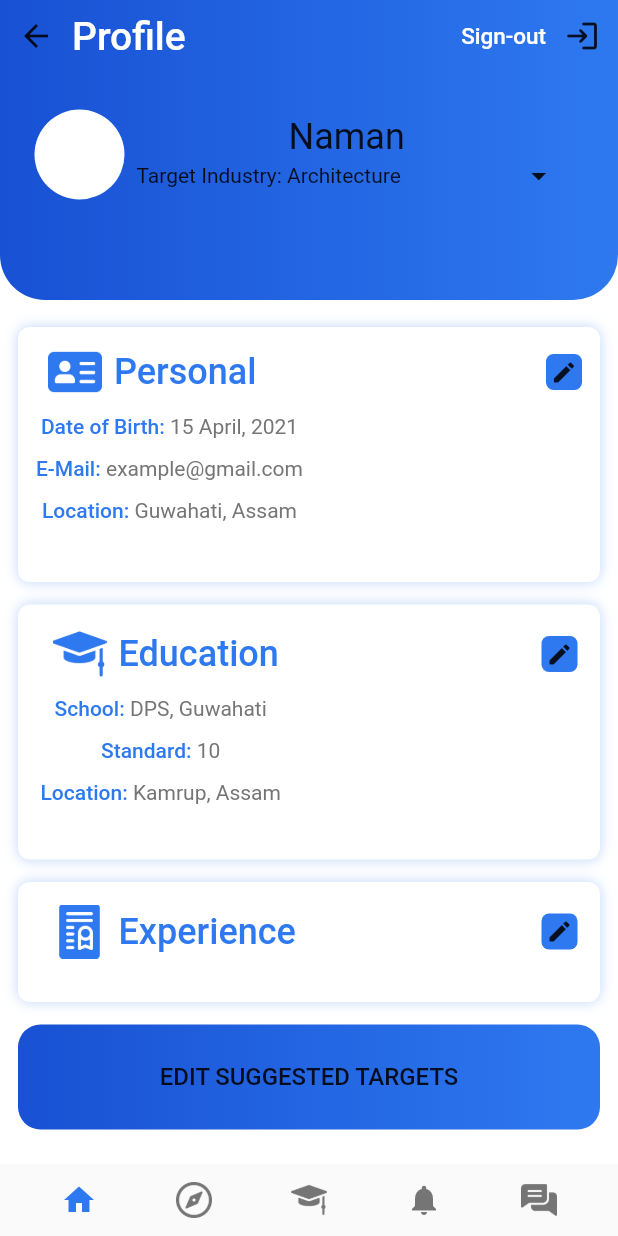
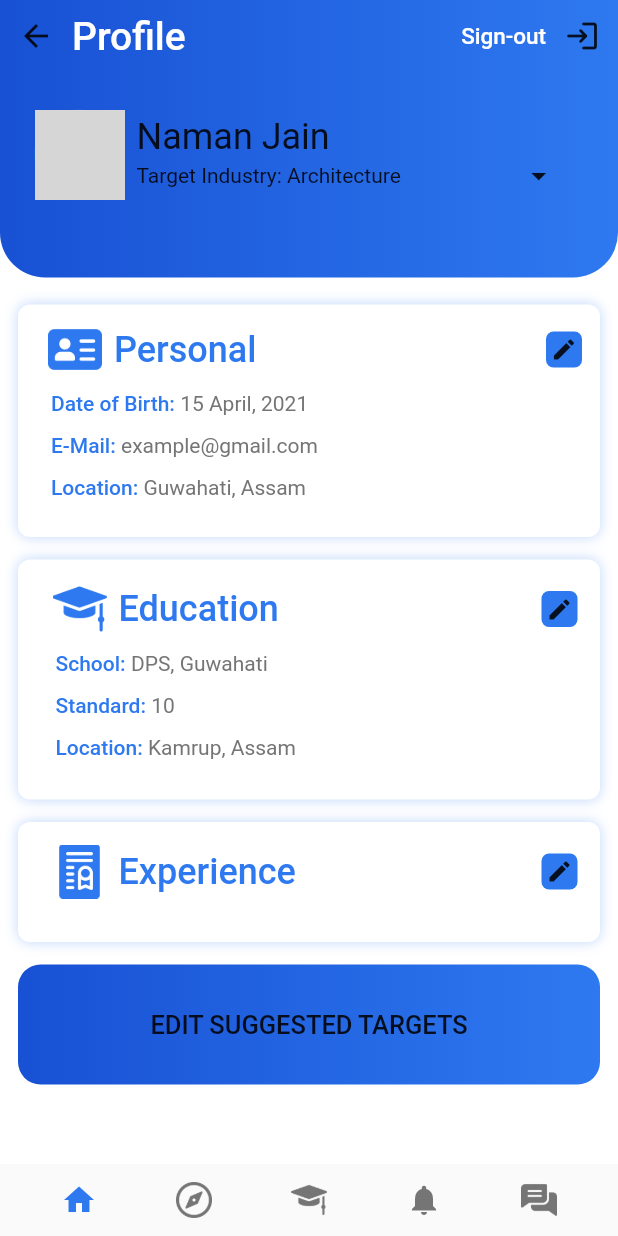
Before and after one commit to IshitaArora-246/Fitness-app, a Flutter app: the screen it shows after launch, on a phone screen of 412 x 824 dp. Run offline on Flutter 3.47's test engine with Material 2 defaults, Android fonts, the phone set to English and light mode, and no system bars; our stand-ins replace cloud_firestore, firebase_auth, firebase_core, pedometer, pin_code_fields; accounts and stored records are empty; network calls fail; grey boxes are pictures that could not be loaded.

Commit message:
task page done

```diff
--- a/lib/task.dart
+++ b/lib/task.dart
@@ -17,7 +17,7 @@ class MyPage extends StatelessWidget {
           child: Column(
             children: [
               Container(
-                  height: 200,
+                  height: 185,
                   decoration: BoxDecoration(
                       borderRadius: BorderRadius.only(
                           bottomLeft: Radius.circular(30),
@@ -61,14 +61,16 @@ class MyPage extends StatelessWidget {
                                 padding:
                                     const EdgeInsets.symmetric(horizontal: 8),
                                 child: CircleAvatar(
-                                  backgroundColor: Colors.white,
+                                  backgroundImage: NetworkImage(
+                                      "https://pbs.twimg.com/profile_images/720270636434763777/dB0QdPId.jpg"),
                                   minRadius: 30,
                                 ),
                               ),
                               Column(
+                                crossAxisAlignment: CrossAxisAlignment.start,
                                 children: [
                                   Text(
-                                    "Naman",
+                                    "Naman Jain",
                                     style: TextStyle(fontSize: 24),
                                   ),
                                   Row(
@@ -94,7 +96,7 @@ class MyPage extends StatelessWidget {
                 child: Column(
                   children: [
                     Container(
-                      height: 170,
+                      height: 155,
                       decoration: BoxDecoration(
                           color: Colors.white,
                           borderRadius: BorderRadius.circular(8),
@@ -140,9 +142,14 @@ class MyPage extends StatelessWidget {
                               ],
                             ),
                             SizedBox(height: 10),
-                            Row(
+                            Padding(
+                              padding:
+                                  const EdgeInsets.symmetric(horizontal: 10),
+                              child: Row(
                                 children: [
                                   Column(
+                                    crossAxisAlignment:
+                                        CrossAxisAlignment.start,
                                     children: [
                                       cardData(
                                           "Date of Birth: ", "15 April, 2021"),
@@ -151,6 +158,7 @@ class MyPage extends StatelessWidget {
                                     ],
                                   ),
                                 ],
+                              ),
                             )
                           ],
                         ),
@@ -160,7 +168,7 @@ class MyPage extends StatelessWidget {
                     Column(
                       children: [
                         Container(
-                          height: 170,
+                          height: 160,
                           decoration: BoxDecoration(
                               color: Colors.white,
                               borderRadius: BorderRadius.circular(8),
@@ -207,16 +215,23 @@ class MyPage extends StatelessWidget {
                                   ],
                                 ),
                                 SizedBox(height: 10),
-                                Row(
+                                Padding(
+                                  padding: const EdgeInsets.symmetric(
+                                      horizontal: 10),
+                                  child: Row(
                                     children: [
                                       Column(
+                                        crossAxisAlignment:
+                                            CrossAxisAlignment.start,
                                         children: [
                                           cardData("School: ", "DPS, Guwahati"),
                                           cardData("Standard: ", "10"),
-                                        cardData("Location: ", "Kamrup, Assam"),
+                                          cardData(
+                                              "Location: ", "Kamrup, Assam"),
                                         ],
                                       ),
                                     ],
+                                  ),
                                 )
                               ],
                             ),
@@ -282,7 +297,7 @@ class MyPage extends StatelessWidget {
                     ),
                     SizedBox(height: 15),
                     Container(
-                        height: 70,
+                        height: 80,
                         width: screenWidth,
                         decoration: BoxDecoration(
                             borderRadius: BorderRadius.circular(15),
@@ -294,7 +309,7 @@ class MyPage extends StatelessWidget {
                             child: Text("EDIT SUGGESTED TARGETS",
                                 style: TextStyle(
                                     fontWeight: FontWeight.w500,
-                                    fontSize: 16))))
+                                    fontSize: 17))))
                   ],
                 ),
               ),
--- a/pubspec.yaml
+++ b/pubspec.yaml
@@ -27,6 +27,7 @@ dependencies:
   cloud_firestore: ^0.14.0
   firebase_auth: ^0.18.0+1
   firebase_core: ^0.5.0
+
   pin_entry_text_field: ^0.1.4
   pin_code_fields: ^6.1.0
   http: ^0.12.2
```
Lines whose indentation alone changed are shown as unchanged.
